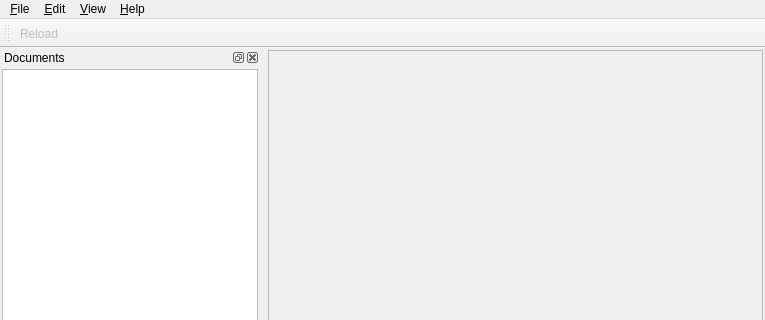
This is Main/ui/MainWindow.ui in Antidote/SakuraSuite as Qt 5 draws it before an edit; both pictures show x 0 to 765 and y 0 to 320 of the 765 by 681 pixel window. The edited form follows.
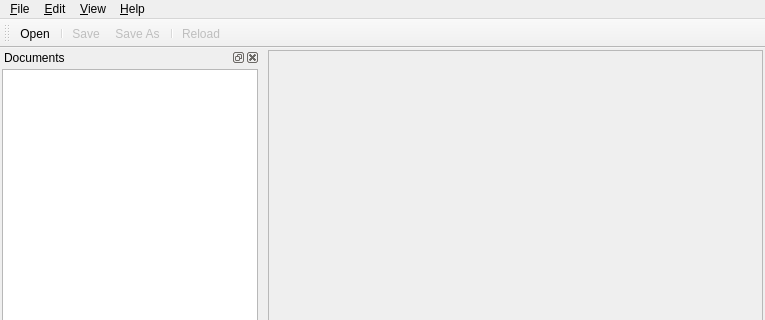
This is the edited form. Icons and pictures are not drawn.

```diff
--- a/Main/ui/MainWindow.ui
+++ b/Main/ui/MainWindow.ui
@@ -159,6 +159,11 @@
    <attribute name="toolBarBreak">
     <bool>false</bool>
    </attribute>
+   <addaction name="actionOpen"/>
+   <addaction name="separator"/>
+   <addaction name="actionSave"/>
+   <addaction name="actionSaveAs"/>
+   <addaction name="separator"/>
    <addaction name="actionReload"/>
   </widget>
   <widget class="QStatusBar" name="statusBar"/>
```
Left out of the diff: 72 changed lines with no effect on the pictures.
